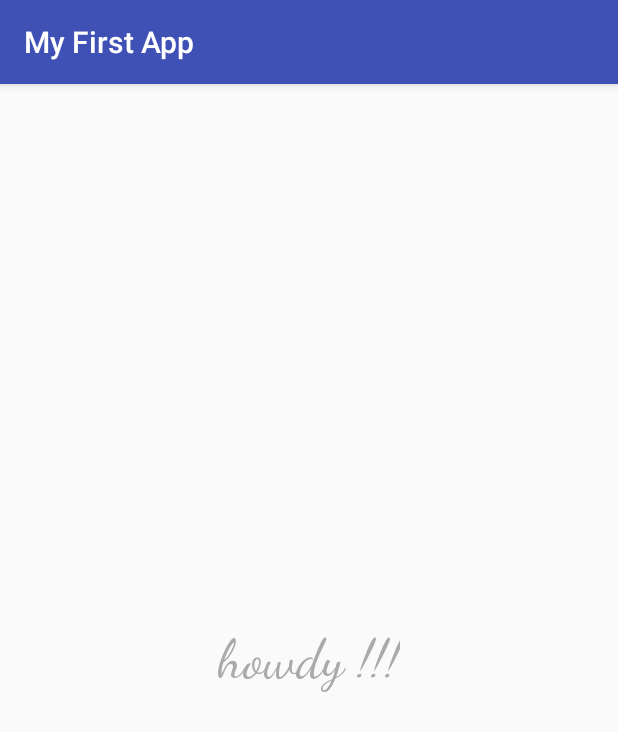
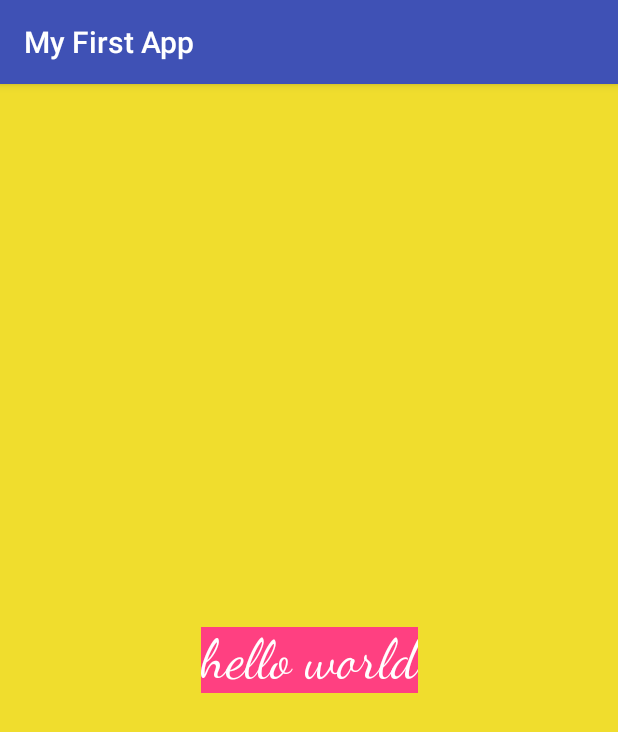
Before and after one commit to Elenaires/Build-your-first-android-app-in-Java, an Android app: the screen it shows after launch (MainActivity), on a phone screen of 412 x 824 dp. Shown: the top 732 px of the screen. Run offline under Robolectric (Android 15) with nearby library versions, the phone set to English and light mode, and no system bars.

Commit message:
add String and colour resources

```diff
--- a/app/src/main/res/layout/activity_main.xml
+++ b/app/src/main/res/layout/activity_main.xml
@@ -4,14 +4,16 @@
     xmlns:tools="http://schemas.android.com/tools"
     android:layout_width="match_parent"
     android:layout_height="match_parent"
+    android:background="@color/screenBackground"
     tools:context="com.example.myfirstapp.MainActivity">
 
     <TextView
         android:layout_width="wrap_content"
         android:layout_height="wrap_content"
+        android:background="@color/colorAccent"
         android:fontFamily="cursive"
-        android:text="@string/welcome_text"
-        android:textColor="@android:color/darker_gray"
+        android:text="@string/hello_world_text"
+        android:textColor="@android:color/white"
         android:textSize="36sp"
         app:layout_constraintBottom_toBottomOf="parent"
         app:layout_constraintLeft_toLeftOf="parent"
--- a/app/src/main/res/values/colors.xml
+++ b/app/src/main/res/values/colors.xml
@@ -3,4 +3,5 @@
     <color name="colorPrimary">#3F51B5</color>
     <color name="colorPrimaryDark">#303F9F</color>
     <color name="colorAccent">#FF4081</color>
+    <color name="screenBackground">#f0dd2d</color>
 </resources>
--- a/app/src/main/res/values/strings.xml
+++ b/app/src/main/res/values/strings.xml
@@ -1,5 +1,4 @@
 <resources>
     <string name="app_name">My First App</string>
-    <string name="hello_world_text">hello universe</string>
-    <string name="welcome_text">howdy !!! </string>
+    <string name="hello_world_text">hello world</string>
 </resources>
```
